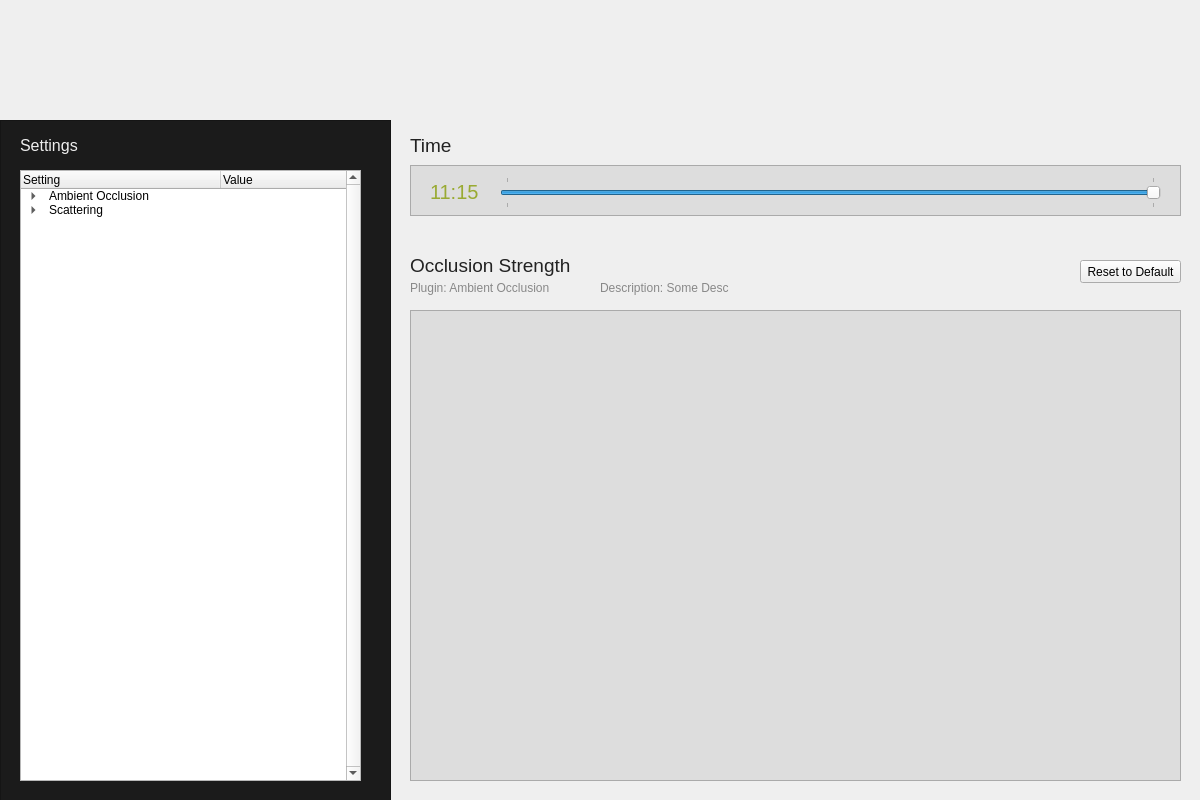
The window that Toolkit/DayTimeEditor/ui/main_window.ui (tobspr/RenderPipeline) describes before a commit, drawn with Qt 5.
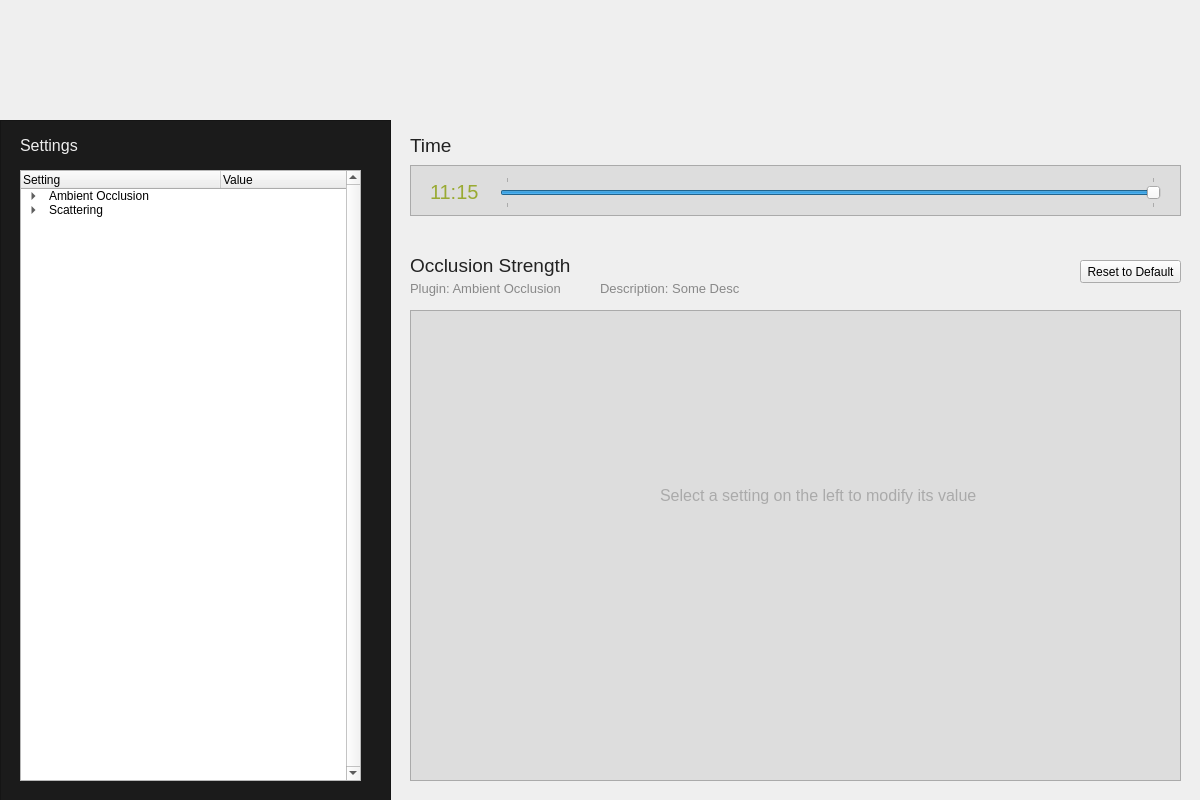
The same window after the commit. Icons and pictures are not drawn.

The edit to the form file:
```diff
--- a/Toolkit/DayTimeEditor/ui/main_window.ui
+++ b/Toolkit/DayTimeEditor/ui/main_window.ui
@@ -169,7 +169,7 @@
      <string>Settings</string>
     </property>
    </widget>
-   <widget class="QFrame" name="frame">
+   <widget class="QFrame" name="frame_current_setting">
     <property name="geometry">
      <rect>
       <x>410</x>
@@ -215,6 +215,11 @@
        <height>16</height>
       </rect>
      </property>
+     <property name="font">
+      <font>
+       <pointsize>10</pointsize>
+      </font>
+     </property>
      <property name="styleSheet">
       <string notr="true">color: #888;</string>
      </property>
@@ -280,6 +285,11 @@
        <height>16</height>
       </rect>
      </property>
+     <property name="font">
+      <font>
+       <pointsize>10</pointsize>
+      </font>
+     </property>
      <property name="styleSheet">
       <string notr="true">color: #888;</string>
      </property>
@@ -406,13 +416,35 @@
      <string>Time</string>
     </property>
    </widget>
+   <widget class="QLabel" name="lbl_select_setting">
+    <property name="geometry">
+     <rect>
+      <x>660</x>
+      <y>480</y>
+      <width>421</width>
+      <height>31</height>
+     </rect>
+    </property>
+    <property name="font">
+     <font>
+      <pointsize>12</pointsize>
+     </font>
+    </property>
+    <property name="styleSheet">
+     <string notr="true">color: #aaa;</string>
+    </property>
+    <property name="text">
+     <string>Select a setting on the left to modify its value</string>
+    </property>
+   </widget>
    <zorder>frame_2</zorder>
    <zorder>label</zorder>
    <zorder>settings_tree</zorder>
    <zorder>label_2</zorder>
-   <zorder>frame</zorder>
+   <zorder>frame_current_setting</zorder>
    <zorder>frame_4</zorder>
    <zorder>lbl_time</zorder>
+   <zorder>lbl_select_setting</zorder>
   </widget>
  </widget>
  <resources>
```
